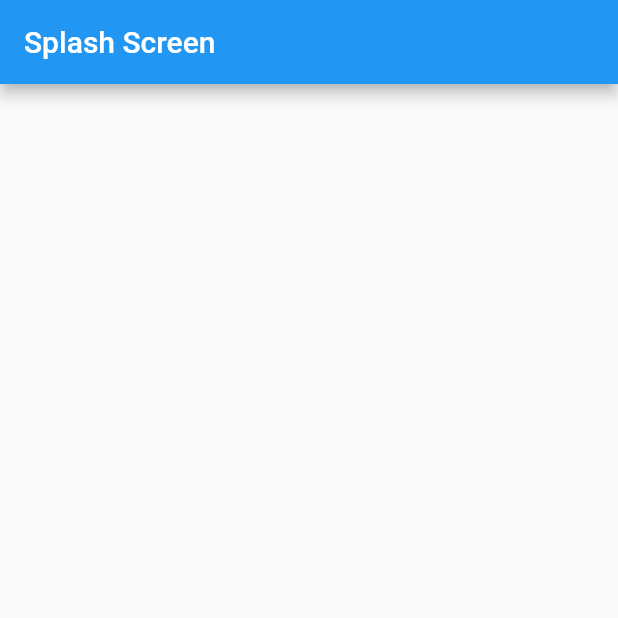
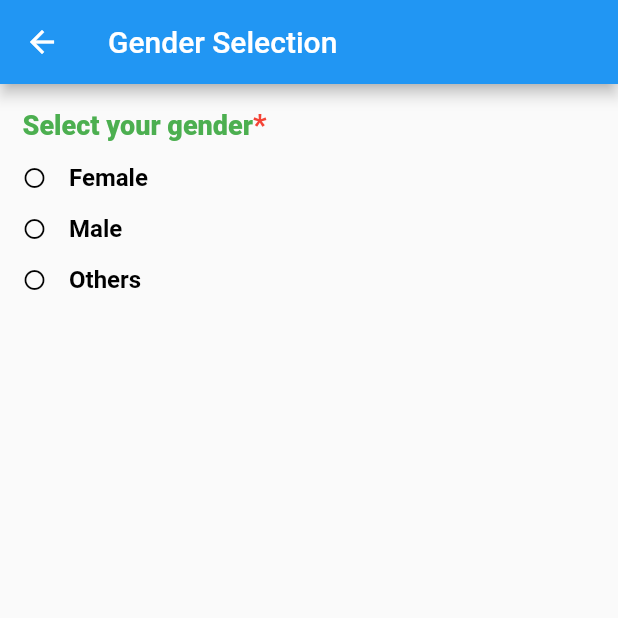
Before and after one commit to Ardhra-Vibin/Flutter-Sample-2, a Flutter app: the screen it shows after launch, on a phone screen of 412 x 824 dp, the top half of it. Run offline on Flutter 3.47's test engine with Material 2 defaults, Android fonts, the phone set to English and light mode, and no system bars.

Commit message:
gender selection completed

```diff
--- a/lib/constants/styles.dart
+++ b/lib/constants/styles.dart
@@ -0,0 +1,17 @@
+import 'package:flutter/material.dart';
+
+class Styles{
+  normalS(
+    {
+      required double fontS,
+      required FontW,
+      required Color color,
+    }
+  ){
+    return TextStyle(
+     fontSize: fontS,
+     fontWeight: FontW,
+     color: color,
+    );
+  }
+}
--- a/lib/main.dart
+++ b/lib/main.dart
@@ -1,4 +1,5 @@
 import 'package:flutter/material.dart';
+import 'package:flutter_sample_2/provider/Gender_selection_provider/gender_selection_provider.dart';
 import 'package:flutter_sample_2/provider/onboarding_provider/onboarding_provider.dart';
 import 'package:flutter_sample_2/routes/routes.dart';
 import 'package:flutter_sample_2/screens/onboarding_screens/splash_screen.dart';
@@ -16,7 +17,8 @@ class MyApp extends StatelessWidget {
   Widget build(BuildContext context) {
     return MultiProvider(
       providers: [
-        ChangeNotifierProvider.value(value: OnboardingProvider())
+        ChangeNotifierProvider.value(value: OnboardingProvider()),
+        ChangeNotifierProvider.value(value: GenderSelectionProvider())
       ],
       child: MaterialApp(
         title: 'Sample Two',
--- /dev/null
+++ b/lib/provider/Gender_selection_provider/gender_selection_provider.dart
@@ -0,0 +1,9 @@
+import 'package:flutter/cupertino.dart';
+
+class GenderSelectionProvider extends ChangeNotifier{
+  int radio = 0;
+  change(int val){
+   radio = val;
+   notifyListeners();
+  }
+}
--- a/lib/routes/routes.dart
+++ b/lib/routes/routes.dart
@@ -1,8 +1,10 @@
 import 'package:flutter/material.dart';
+import 'package:flutter_sample_2/screens/gender_selection/gender_selection.dart';
 import 'package:flutter_sample_2/screens/onboarding_screens/splash_screen.dart';
 
 Map<String, WidgetBuilder> routes(){
   return {
 SplashScreen.routeName : (ctx) => SplashScreen(),
+GenderSelection.routeName : (ctx) => const GenderSelection(),
   };
 }
--- /dev/null
+++ b/lib/screens/gender_selection/gender_selection.dart
@@ -0,0 +1,115 @@
+import 'package:flutter/material.dart';
+import 'package:flutter_sample_2/constants/styles.dart';
+import 'package:flutter_sample_2/provider/Gender_selection_provider/gender_selection_provider.dart';
+import 'package:provider/provider.dart';
+
+class GenderSelection extends StatelessWidget {
+  const GenderSelection({Key? key}) : super(key: key);
+  static String routeName = "gender_selection_screen";
+  @override
+  Widget build(BuildContext context) {
+    return Scaffold(
+      appBar: AppBar(
+        title: Text("Gender Selection"),
+      ),
+      body: Consumer<GenderSelectionProvider>(
+          builder: (context, provider, child) {
+        return Padding(
+          padding: const EdgeInsets.symmetric(vertical: 15, horizontal: 15),
+          child:
+              Column(crossAxisAlignment: CrossAxisAlignment.start, children: [
+            RichText(
+              text: TextSpan(
+                  text: "Select your gender",
+                  style: Styles().normalS(
+                      fontS: 18, FontW: FontWeight.w900, color: Colors.green),
+                  children: <TextSpan>[
+                    TextSpan(
+                        text: "*",
+                        style: Styles().normalS(
+                            fontS: 20,
+                            FontW: FontWeight.bold,
+                            color: Colors.red))
+                  ]),
+            ),
+            SizedBox(
+              height: 15,
+            ),
+            InkWell(
+              onTap: () {
+                provider.change(1);
+              },
+              child: Row(
+                children: [
+                Icon(provider.radio == 1?  Icons.radio_button_checked : Icons.radio_button_off,
+                color: provider.radio == 1? Colors.blue : Colors.black,
+                size: provider.radio == 1? 20 : 16,
+                ),
+                  SizedBox(
+                    width: 15,
+                  ),
+                  Text(
+                    "Female",
+                    style: Styles().normalS(
+                        fontS: 16, FontW: FontWeight.w700, color: Colors.black),
+                  )
+                ],
+              ),
+            ),
+            SizedBox(
+              height: 15,
+            ),
+            InkWell(
+              onTap: (){
+                provider.change(2);
+              },
+              child: Row(
+                children: [
+                  Icon(provider.radio == 2 ? Icons.radio_button_checked : Icons.radio_button_off,
+                  color: provider.radio == 2 ? Colors.blue : Colors.black,
+                  size: provider.radio == 2 ? 20 : 16,
+                  ),
+                  SizedBox(
+                    width: 15,
+                  ),
+                  Text(
+                    "Male",
+                    style: Styles().normalS(
+                        fontS: 16, FontW: FontWeight.w700, color: Colors.black),
+                  )
+                ],
+              ),
+            ),
+            SizedBox(
+              height: 15,
+            ),
+            InkWell(
+              onTap: (){
+                provider.change(3);
+              },
+              child: Row(
+                children: [
+                  Icon(provider.radio == 3 ? Icons.radio_button_checked : Icons.radio_button_off,
+                  color: provider.radio == 3 ? Colors.blue : Colors.black,
+                  size: provider.radio == 3 ? 20 : 16,
+                  ),
+                  SizedBox(
+                    width: 15,
+                  ),
+                  Text(
+                    "Others",
+                    style: Styles().normalS(
+                        fontS: 16, FontW: FontWeight.w700, color: Colors.black),
+                  )
+                ],
+              ),
+            ),
+            SizedBox(
+              height: 15,
+            ),
+          ]),
+        );
+      }),
+    );
+  }
+}
--- a/lib/screens/onboarding_screens/splash_screen.dart
+++ b/lib/screens/onboarding_screens/splash_screen.dart
@@ -1,4 +1,7 @@
+import 'dart:async';
+
 import 'package:flutter/material.dart';
+import 'package:flutter_sample_2/screens/gender_selection/gender_selection.dart';
 
 class SplashScreen extends StatefulWidget {
   SplashScreen({Key? key}) : super(key: key);
@@ -9,6 +12,17 @@ class SplashScreen extends StatefulWidget {
 
 class _SplashScreenState extends State<SplashScreen> {
   @override
+  void initState() {
+    // TODO: implement initState
+    super.initState();
+    timer();
+  }
+  timer(){
+    Timer(Duration(seconds: 3),(){
+      Navigator.pushNamed(context, GenderSelection.routeName);
+    });
+  }
+  @override
   Widget build(BuildContext context) {
     return Scaffold(
       appBar: AppBar(title: Text("Splash Screen")),
```
